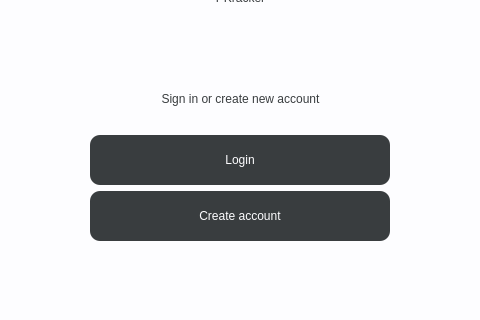
The window that venv/UI/first.ui (wcislak97/PKracker) describes before a commit, drawn with Qt 5; both pictures show x 360 to 840 and y 350 to 670 of the 1195 by 799 pixel window.
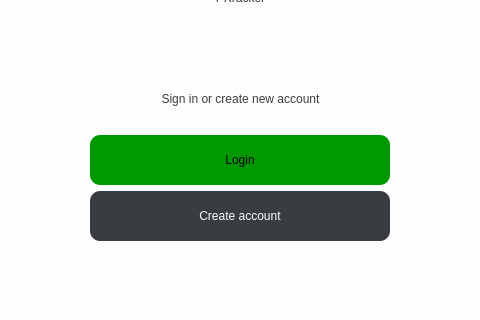
The same window after the commit. Icons and pictures are not drawn.

The edit to the form file:
```diff
--- a/venv/UI/first.ui
+++ b/venv/UI/first.ui
@@ -171,8 +171,8 @@
        </property>
        <property name="styleSheet">
         <string notr="true">font: 63 14pt &quot;Saira SemiCondensed SemiBold&quot;;
-background-color: rgb(57, 61, 63);
-color: rgb(253, 253, 255);
+background-color: rgb(0, 153, 0);
+color: rgb(0, 0, 0);
 border-radius: 10px;</string>
        </property>
        <property name="text">
```
